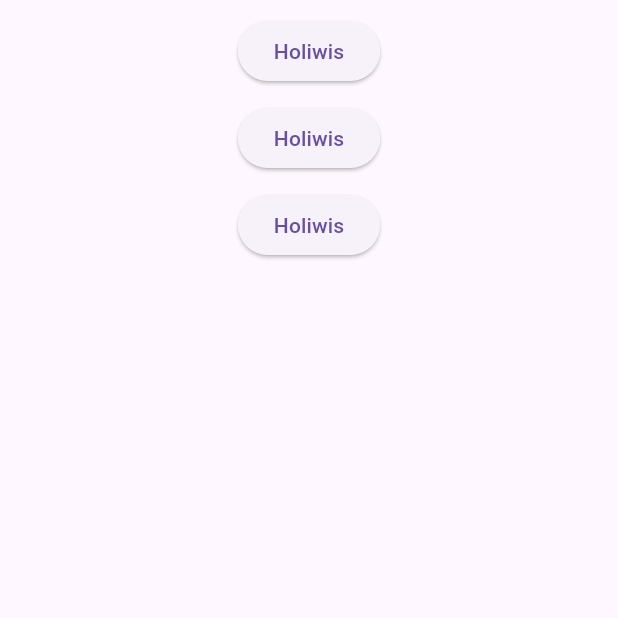
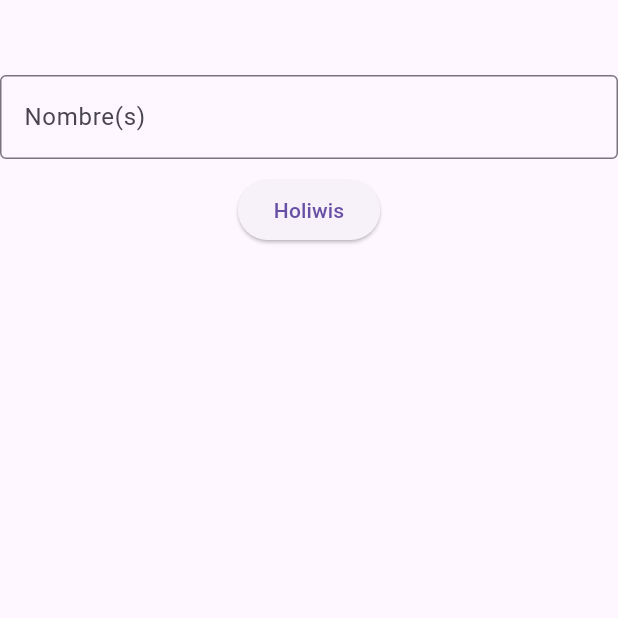
Before and after one commit to Samuel1722003/EmerScanFrontend, a Flutter app: the screen it shows after launch, on a phone screen of 412 x 824 dp, the top half of it. Run offline on Flutter 3.47's test engine with Material 3 defaults, Android fonts, the phone set to English and light mode, and no system bars.

Commit message:
Pequeños cambios by Belem
JEJJEJE

```diff
--- a/hfe_frontend/lib/main.dart
+++ b/hfe_frontend/lib/main.dart
@@ -11,7 +11,7 @@ class MainApp extends StatelessWidget {
   Widget build(BuildContext context) {
     return MaterialApp(
       debugShowCheckedModeBanner: false,
-      title: 'HF',
+      title: 'HFE',
       // INICIALIZAMOS LAS RUTAS CON LA GOBLALIZACION DE SI MISMAS
       initialRoute: AppRoute.inicialRoute,
       routes: AppRoute.getMenuRoutes(),
--- a/hfe_frontend/lib/screens/home.dart
+++ b/hfe_frontend/lib/screens/home.dart
@@ -9,10 +9,12 @@ class HomeScreen extends StatelessWidget {
       body: Center(
         child: Column(
           children: [
-            SizedBox(height: 10),
-            ElevatedButton(onPressed: () {}, child: Text("Holiwis")),
-            SizedBox(height: 10),
-            ElevatedButton(onPressed: () {}, child: Text("Holiwis")),
+            SizedBox(height: 50),
+            TextField(
+              obscureText: false,
+              decoration: InputDecoration(border: OutlineInputBorder(),
+              labelText: 'Nombre(s)'),
+            ),
             SizedBox(height: 10),
             ElevatedButton(onPressed: () {}, child: Text("Holiwis")),
           ],
```
